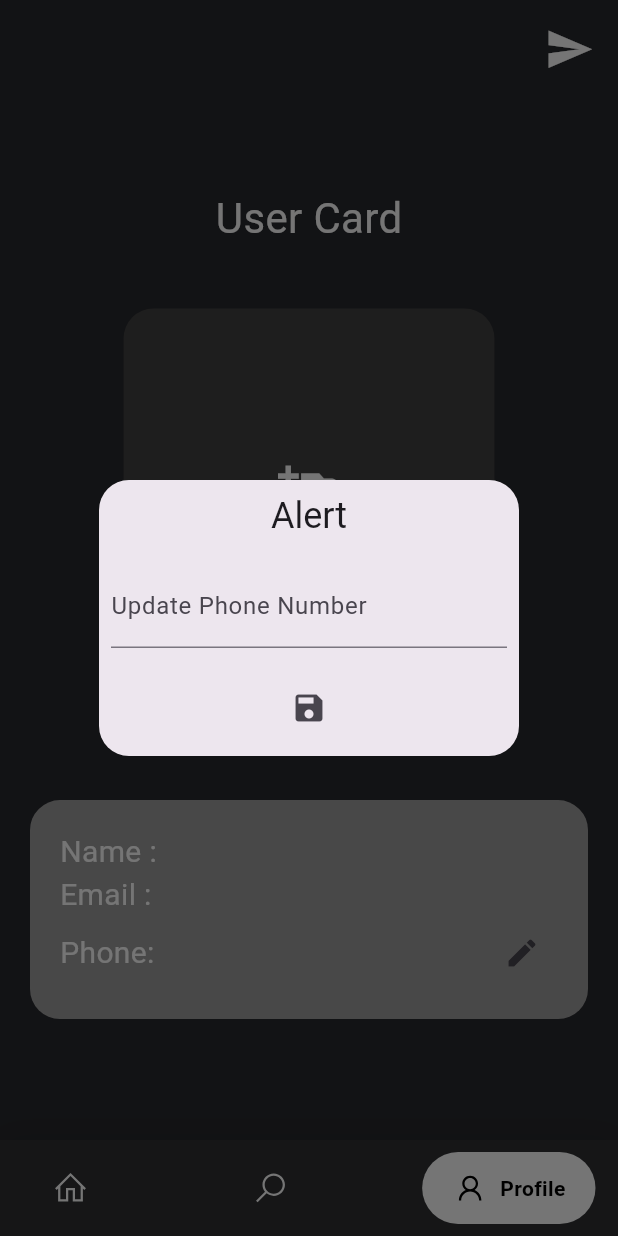
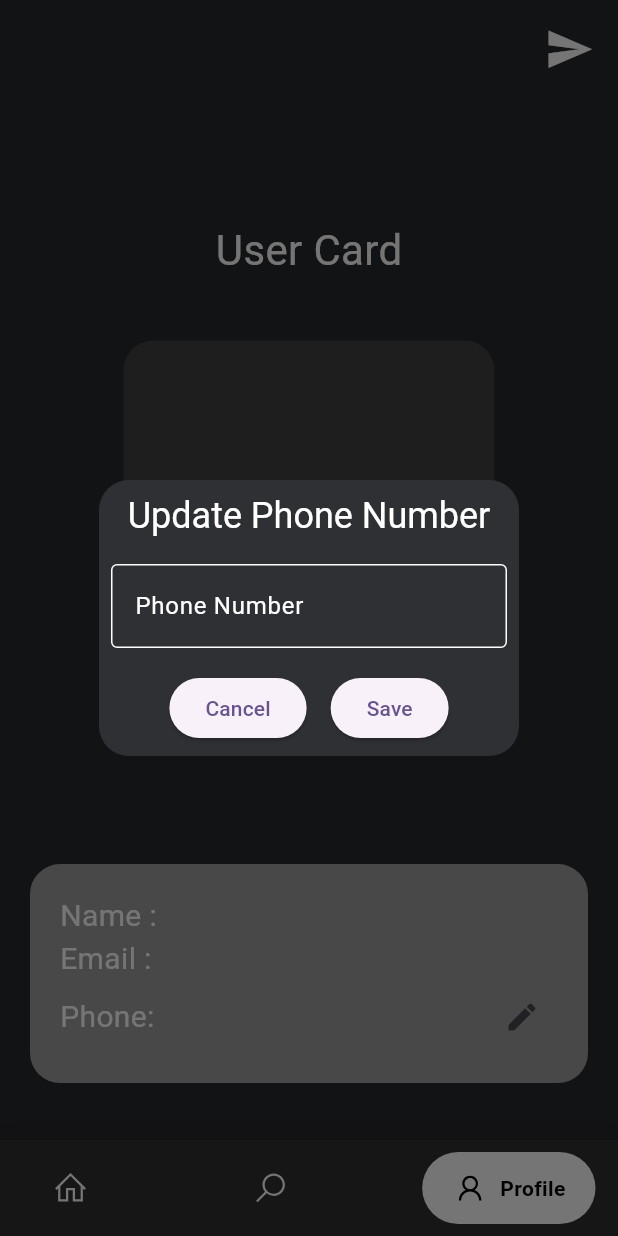
Before and after one commit to YashIngole/Team-LKC-Ninjas, a Flutter app: the screen it shows after launch, item 3 of the bottom bar chosen, after a tap on the "edit" icon, on a phone screen of 412 x 824 dp. Run offline on Flutter 3.47's test engine with Material 2 defaults, Android fonts, the phone set to English and light mode, and no system bars; drawn by our look-alikes of google_nav_bar; our stand-ins replace cached_network_image, carousel_slider, cloud_firestore, firebase_auth, firebase_core, firebase_storage and 8 more; accounts and stored records are empty; Roboto replaces fonts that are missing (Acme); statements that could not run were skipped.

Commit message:
ui of user done

```diff
--- a/lib/user/UserProfile.dart
+++ b/lib/user/UserProfile.dart
@@ -63,7 +63,11 @@ class _HomeState extends State<userprofile> {
     return SafeArea(
       child: Scaffold(
         backgroundColor: kbackgroundcolor,
-        body: Column(children: [
+        body: SingleChildScrollView(
+          physics: NeverScrollableScrollPhysics(),
+          child: SizedBox(
+            height: Get.height,
+            child: Column(mainAxisSize: MainAxisSize.min, children: [
               Row(
                 children: [
                   Spacer(),
@@ -110,7 +114,8 @@ class _HomeState extends State<userprofile> {
                           final Uint8List fileBytes = await file.readAsBytes();
 
                           // Reference to storage root of Firebase Storage
-                      Reference referenceRoot = FirebaseStorage.instance.ref();
+                          Reference referenceRoot =
+                              FirebaseStorage.instance.ref();
                           Reference referenceDirImages =
                               referenceRoot.child('images');
 
@@ -184,7 +189,8 @@ class _HomeState extends State<userprofile> {
                                     String uniqueFileName =
                                         '${DateTime.now().millisecondsSinceEpoch}.jpg';
                                     Reference referenceImageToUpload =
-                                    referenceDirImages.child(uniqueFileName);
+                                        referenceDirImages
+                                            .child(uniqueFileName);
                                     try {
                                       // Store the file
                                       await referenceImageToUpload.putData(
@@ -253,37 +259,68 @@ class _HomeState extends State<userprofile> {
                                 IconButton(
                                   onPressed: () {
                                     Get.defaultDialog(
-                                    content: TextFormField(
+                                      barrierDismissible:
+                                          false, // Prevent dismissal by tapping outside
+                                      title: "Update Phone Number",
+                                      titleStyle:
+                                          TextStyle(color: Colors.white),
+                                      content: Column(
+                                        children: [
+                                          TextFormField(
                                             onChanged: (value) {
                                               setState(() {
                                                 Phone = value;
                                               });
                                             },
                                             controller: phoneController,
-                                      decoration: const InputDecoration(
-                                          labelText: "Update Phone Number"),
+                                            decoration: InputDecoration(
+                                              labelText: "Phone Number",
+                                              labelStyle: TextStyle(
+                                                  color: Colors.white),
+                                              enabledBorder: OutlineInputBorder(
+                                                borderSide: BorderSide(
+                                                    color: Colors.white),
+                                              ),
+                                              focusedBorder: OutlineInputBorder(
+                                                borderSide: BorderSide(
+                                                    color: Colors.white),
+                                              ),
+                                            ),
+                                          ),
+                                        ],
                                       ),
                                       actions: [
-                                      IconButton(
+                                        ElevatedButton(
+                                          onPressed: () {
+                                            Get.back();
+                                          },
+                                          child: Text("Cancel"),
+                                        ),
+                                        SizedBox(
+                                          height: 30,
+                                        ),
+                                        ElevatedButton(
                                           onPressed: () {
                                             AddPhoneNumber();
                                             Get.back();
-                                            Get.snackbar("phone number",
-                                                "Updated successfully",
+                                            Get.snackbar(
+                                              "Phone Number",
+                                              "Successfully updated",
                                               snackPosition:
                                                   SnackPosition.BOTTOM,
-                                                backgroundColor: Colors
-                                                    .black, // Background color
+                                              backgroundColor: Colors.black,
                                               colorText: Colors.white,
-                                                duration: Duration(
-                                                    seconds: 1) // Text color
+                                              duration: Duration(seconds: 3),
                                             );
                                           },
-                                          icon: Icon(Icons.save))
-                                    ]);
+                                          child: Text("Save"),
+                                        ),
+                                      ],
+                                      backgroundColor: ktilecolor,
+                                    );
                                   },
                                   icon: Icon(Icons.edit),
-                            ),
+                                )
                               ],
                             ),
                           ],
@@ -298,6 +335,8 @@ class _HomeState extends State<userprofile> {
               ),
               const Spacer()
             ]),
+          ),
+        ),
       ),
     );
   }
```
Lines whose indentation alone changed are shown as unchanged.
